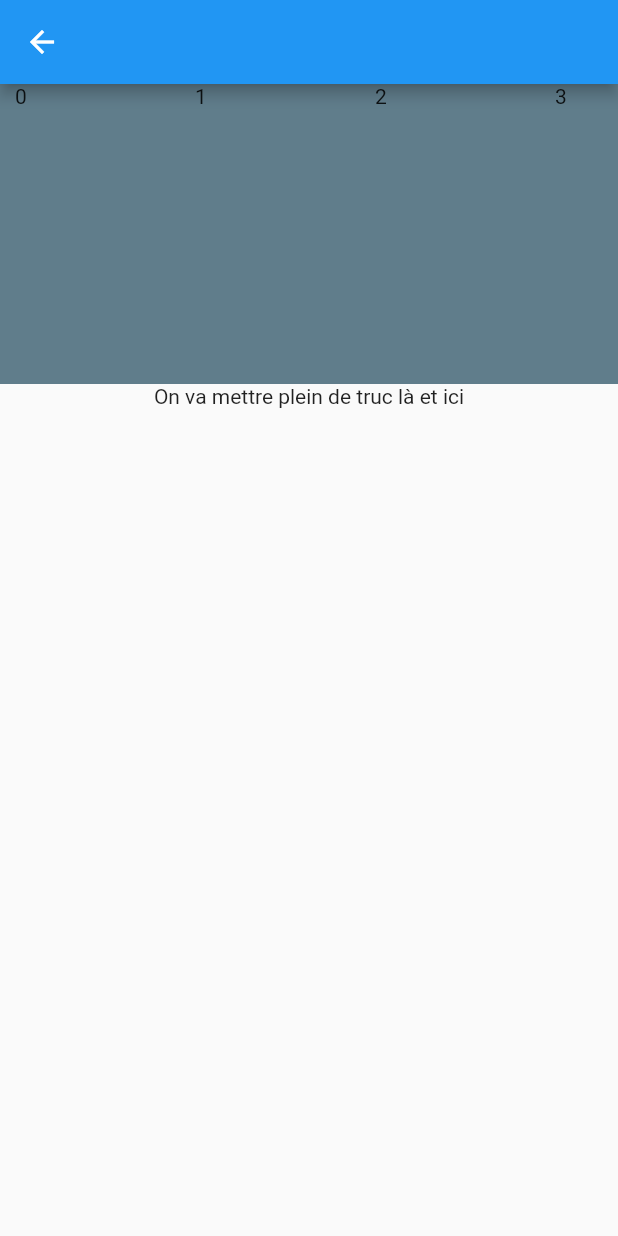
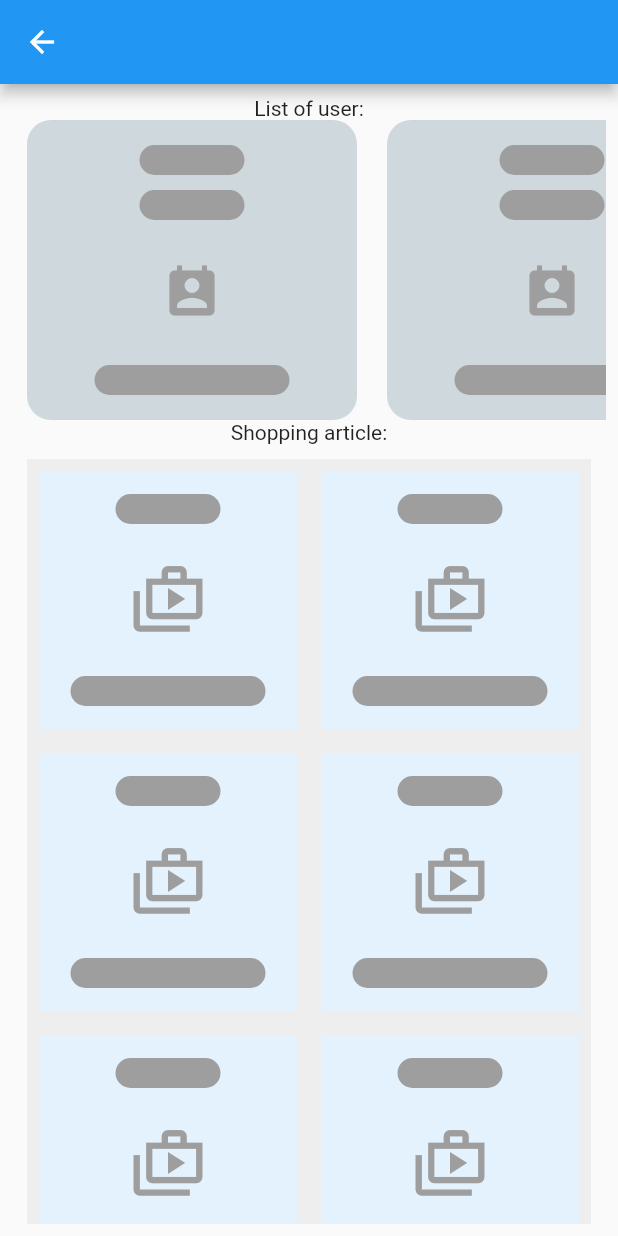
Before and after one commit to OlivierSTEPHAN/NoSQL-TP_Front-End, a Flutter app: the HomePage screen opened directly with empty values, on a phone screen of 412 x 824 dp. Run offline on Flutter 3.47's test engine with Material 2 defaults, Android fonts, the light colour scheme and no system bars.

Commit message:
Widget en attente de la requete

```diff
--- /dev/null
+++ b/nosql/lib/components/placeholder.dart
@@ -0,0 +1,13 @@
+import 'package:flutter/material.dart';
+
+Container placeHolder(double height, double width) {
+  return Container(
+    height: height,
+    width: width,
+    decoration: BoxDecoration(
+      borderRadius: BorderRadius.circular(16),
+      color: Colors.grey,
+    ),
+    margin: EdgeInsets.all(5),
+  );
+}
--- a/nosql/lib/homepage.dart
+++ /dev/null
@@ -1,42 +0,0 @@
-import 'package:flutter/material.dart';
-import 'dart:math' as math;
-
-class HomePage extends StatefulWidget {
-  const HomePage(this.value);
-  final String value;
-  @override
-  _HomePageState createState() => _HomePageState();
-}
-
-class _HomePageState extends State<HomePage> {
-  @override
-  Widget build(BuildContext context) {
-    return Scaffold(
-      appBar: AppBar(
-        title: Text(widget.value),
-      ),
-      body: Center(
-        child: Column(
-          children: [
-            Container(
-              height: 200,
-              color: Colors.blueGrey,
-              child: ListView.builder(
-                scrollDirection: Axis.horizontal,
-                itemBuilder: (context, index) {
-                  return Container(
-                    height: 50,
-                    width: 100,
-                    child: Text(index.toString()),
-                    margin: EdgeInsets.symmetric(horizontal: 10),
-                  );
-                },
-              ),
-            ),
-            Text('On va mettre plein de truc là et ici'),
-          ],
-        ),
-      ),
-    );
-  }
-}
--- a/nosql/lib/main.dart
+++ b/nosql/lib/main.dart
@@ -1,6 +1,6 @@
 import 'package:flutter/material.dart';
 import './request/request.dart';
-import 'login.dart';
+import 'screens/login/login.dart';
 
 void main() {
   runApp(const MyApp());
--- /dev/null
+++ b/nosql/lib/screens/homepage/helper/articles.dart
@@ -0,0 +1,110 @@
+import 'package:flutter/material.dart';
+import 'package:nosql/components/placeholder.dart';
+
+class Articles extends StatelessWidget {
+  const Articles({
+    Key? key,
+  }) : super(key: key);
+
+  @override
+  Widget build(BuildContext context) {
+    return Container(
+      margin: EdgeInsets.all(10),
+      height: 1000,
+      color: Colors.grey.shade200,
+      child: FutureBuilder<List<String>>(
+        future: computeData(),
+        builder: (context, snapshot) {
+          if (snapshot.hasData) {
+            return ResultArticle(snapshot.data!);
+          } else if (snapshot.hasError) {
+            return Text("Error");
+          }
+          return WaitingArticle();
+        },
+      ),
+    );
+  }
+}
+
+class WaitingArticle extends StatelessWidget {
+  const WaitingArticle({
+    Key? key,
+  }) : super(key: key);
+
+  @override
+  Widget build(BuildContext context) {
+    return GridView.builder(
+      gridDelegate: const SliverGridDelegateWithMaxCrossAxisExtent(
+          maxCrossAxisExtent: 300),
+      itemBuilder: (_, index) => Padding(
+        padding: const EdgeInsets.all(8.0),
+        child: Container(
+          height: 100,
+          color: Colors.blue[50],
+          child: Column(
+            crossAxisAlignment: CrossAxisAlignment.center,
+            mainAxisAlignment: MainAxisAlignment.spaceAround,
+            children: [
+              placeHolder(20, 70),
+              Icon(
+                Icons.shop_2_outlined,
+                size: 50,
+                color: Colors.grey,
+              ),
+              placeHolder(20, 130),
+            ],
+          ),
+        ),
+      ),
+      itemCount: 10,
+    );
+  }
+}
+
+class ResultArticle extends StatelessWidget {
+  ResultArticle(
+    this.result, {
+    Key? key,
+  }) : super(key: key);
+
+  List<String> result;
+  @override
+  Widget build(BuildContext context) {
+    return GridView.builder(
+      gridDelegate: const SliverGridDelegateWithMaxCrossAxisExtent(
+          maxCrossAxisExtent: 300),
+      itemBuilder: (_, index) => Padding(
+        padding: const EdgeInsets.all(8.0),
+        child: Container(
+          height: 100,
+          color: Colors.blue[50],
+          child: Column(
+            crossAxisAlignment: CrossAxisAlignment.center,
+            mainAxisAlignment: MainAxisAlignment.spaceAround,
+            children: [
+              Text("Nom de l'article"),
+              Icon(
+                Icons.shop_2_outlined,
+                size: 50,
+                color: Colors.grey,
+              ),
+              TextButton(
+                onPressed: () {},
+                child: Text("Acheter"),
+              )
+            ],
+          ),
+        ),
+      ),
+      itemCount: result.length,
+    );
+  }
+}
+
+Future<List<String>> computeData() async {
+  await Future.delayed(
+    const Duration(seconds: 2),
+  );
+  return ["oui", "oui", "oui", "oui"];
+}
--- /dev/null
+++ b/nosql/lib/screens/homepage/helper/users.dart
@@ -0,0 +1,120 @@
+import 'package:flutter/material.dart';
+import 'package:nosql/components/placeholder.dart';
+
+class Users extends StatelessWidget {
+  const Users({
+    Key? key,
+  }) : super(key: key);
+
+  @override
+  Widget build(BuildContext context) {
+    return SizedBox(
+      height: 200,
+      child: FutureBuilder<List<String>>(
+        future: computeData(),
+        builder: (context, snapshot) {
+          if (snapshot.hasData) {
+            return ResultListView(snapshot.data!);
+          } else if (snapshot.hasError) {
+            return Text("Error");
+          }
+          return WaitingListView();
+        },
+      ),
+    );
+  }
+}
+
+class WaitingListView extends StatelessWidget {
+  const WaitingListView({
+    Key? key,
+  }) : super(key: key);
+
+  @override
+  Widget build(BuildContext context) {
+    return ListView.builder(
+      scrollDirection: Axis.horizontal,
+      itemBuilder: (context, index) {
+        return Container(
+          width: 220,
+          child: Center(
+              child: Column(
+            crossAxisAlignment: CrossAxisAlignment.center,
+            mainAxisAlignment: MainAxisAlignment.spaceAround,
+            children: [
+              Column(
+                children: [
+                  placeHolder(20, 70),
+                  placeHolder(20, 70),
+                ],
+              ),
+              Icon(
+                Icons.perm_contact_cal,
+                size: 40,
+                color: Colors.grey,
+              ),
+              placeHolder(20, 130),
+            ],
+          )),
+          margin: EdgeInsets.symmetric(horizontal: 10),
+          decoration: BoxDecoration(
+              borderRadius: BorderRadius.circular(16),
+              color: Colors.blueGrey.shade100),
+        );
+      },
+    );
+  }
+}
+
+class ResultListView extends StatelessWidget {
+  ResultListView(
+    this.result, {
+    Key? key,
+  }) : super(key: key);
+  List<String> result;
+  @override
+  Widget build(BuildContext context) {
+    return ListView.builder(
+      scrollDirection: Axis.horizontal,
+      itemCount: result.length,
+      itemBuilder: (context, index) {
+        return Container(
+          width: 220,
+          child: Center(
+              child: Column(
+            crossAxisAlignment: CrossAxisAlignment.center,
+            mainAxisAlignment: MainAxisAlignment.spaceAround,
+            children: [
+              Column(
+                children: const [
+                  Text("Prenom"),
+                  Text("Nom"),
+                ],
+              ),
+              Icon(
+                Icons.perm_contact_cal,
+                size: 40,
+                color: Colors.grey,
+              ),
+              TextButton(
+                onPressed: () {},
+                child: Text("Add"),
+              )
+            ],
+          )),
+          margin: EdgeInsets.symmetric(horizontal: 10),
+          decoration: BoxDecoration(
+              borderRadius: BorderRadius.circular(16),
+              color: Colors.blueGrey.shade100),
+        );
+      },
+    );
+  }
+}
+
+Future<List<String>> computeData() async {
+  await Future.delayed(
+    const Duration(seconds: 2),
+  );
+  return ["oui"];
+}
--- /dev/null
+++ b/nosql/lib/screens/homepage/homepage.dart
@@ -0,0 +1,36 @@
+import 'package:flutter/material.dart';
+import 'dart:math' as math;
+
+import 'helper/articles.dart';
+import 'helper/users.dart';
+
+class HomePage extends StatefulWidget {
+  const HomePage(this.value);
+  final String value;
+  @override
+  _HomePageState createState() => _HomePageState();
+}
+
+class _HomePageState extends State<HomePage> {
+  @override
+  Widget build(BuildContext context) {
+    return Scaffold(
+      appBar: AppBar(
+        title: Text(widget.value),
+      ),
+      body: Padding(
+        padding: const EdgeInsets.all(8.0),
+        child: SingleChildScrollView(
+          child: Column(
+            children: [
+              const Text("List of user:"),
+              const Users(),
+              const Text("Shopping article:"),
+              const Articles(),
+            ],
+          ),
+        ),
+      ),
+    );
+  }
+}
```
Also changed, not shown: nosql/lib/screens/login/login.dart (renamed from nosql/lib/login.dart, +6 -3 lines).
